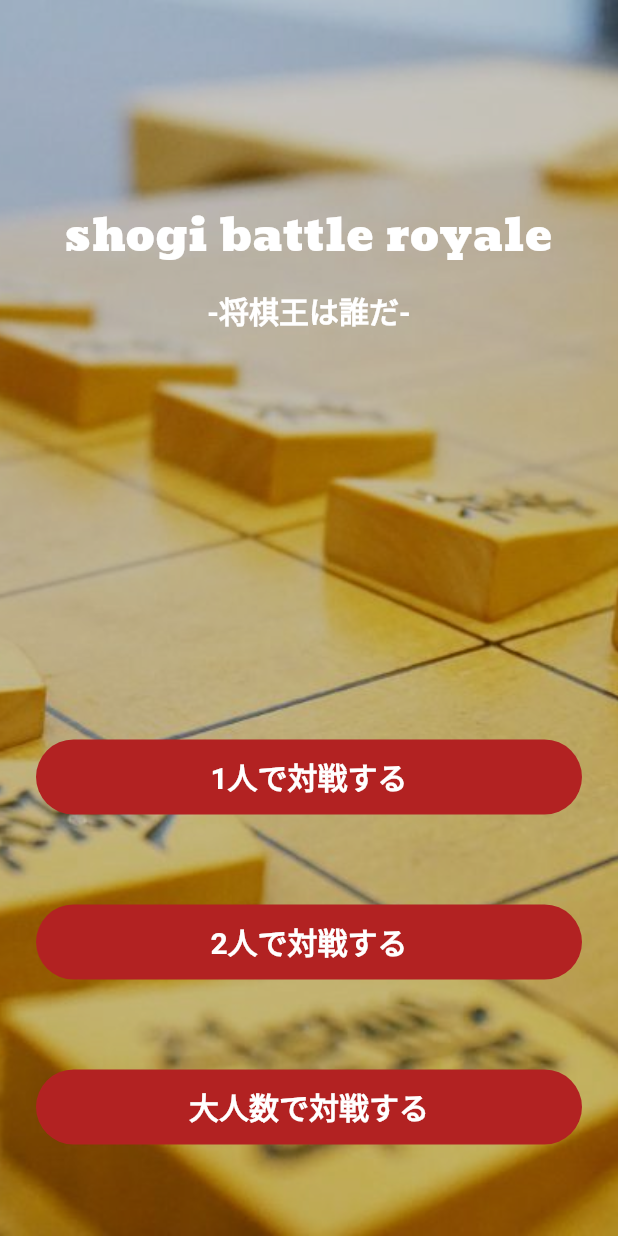
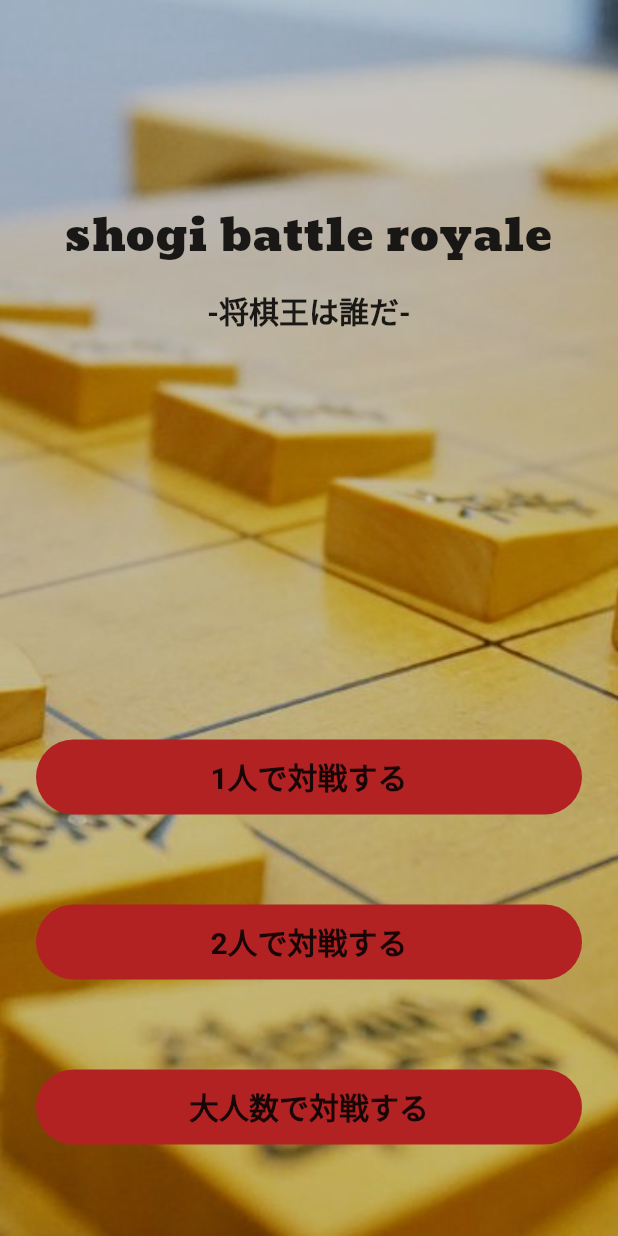
Before and after one commit to yoskoshi/shogi_game, a Flutter app: the screen it shows after launch, on a phone screen of 412 x 824 dp. Run offline on Flutter 3.47's test engine with Material 2 defaults, Android fonts, the phone set to English and light mode, and no system bars; statements that could not run were skipped.

Commit message:
change app_color, app_text constraints

```diff
--- a/lib/constraints/app_color.dart
+++ b/lib/constraints/app_color.dart
@@ -2,6 +2,8 @@ import 'package:flutter/animation.dart';
 
 class AppColor {
   static const Color luminosityColor = Color(0x33000000);
-  static const Color textColorWhite = Color(0xFFFFFFFF);
+  static const Color white = Color(0xFFFFFFFF);
   static const Color buttonColor = Color(0xFFB22222);
+  static const Color textColorBlack = Color(0xFF000000);
+  static const Color textColorGray = Color(0xFF808080);
 }
--- a/lib/constraints/app_text.dart
+++ b/lib/constraints/app_text.dart
@@ -5,4 +5,9 @@ class AppText {
   static const String onePlayerBattle = "1人で対戦する";
   static const String twoPlayersBattle = "2人で対戦する";
   static const String manyPlayersBattle = "大人数で対戦する";
+  static const String gameSettings = "game settings";
+  static const String startGame = "ゲーム開始！";
+  static const String firstMove = "先手";
+  static const String ifFirstMoveOffBecomeSecondMove = "先手をoffにすると後手になります";
+  static const String name = "名前";
 }
```
